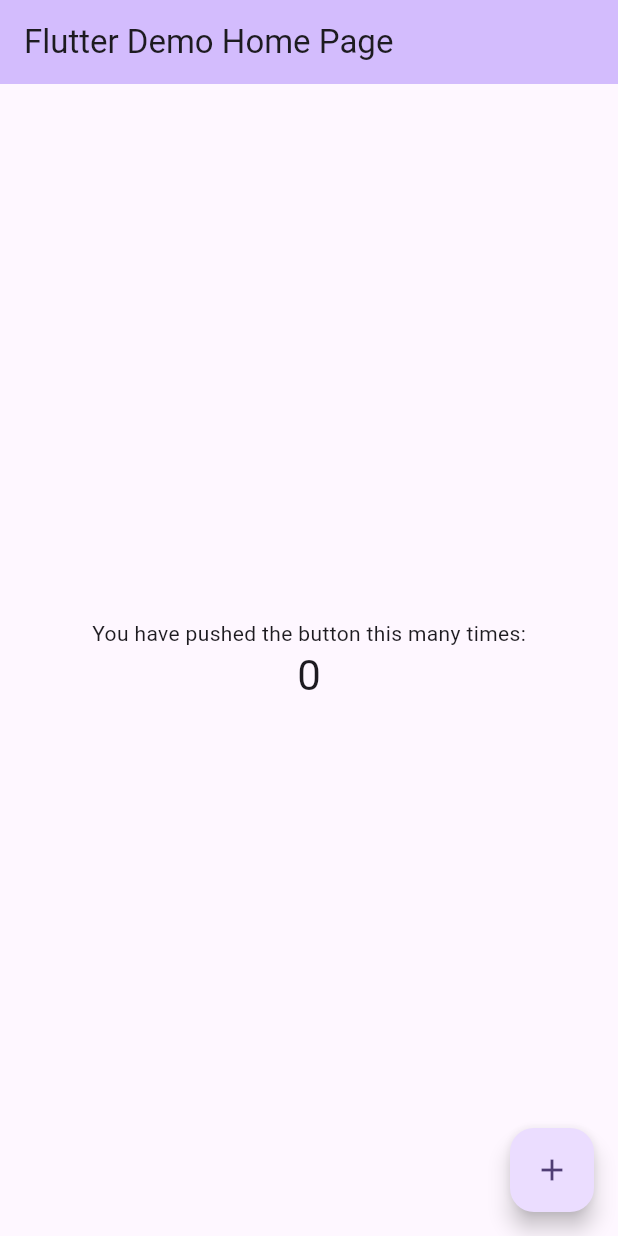
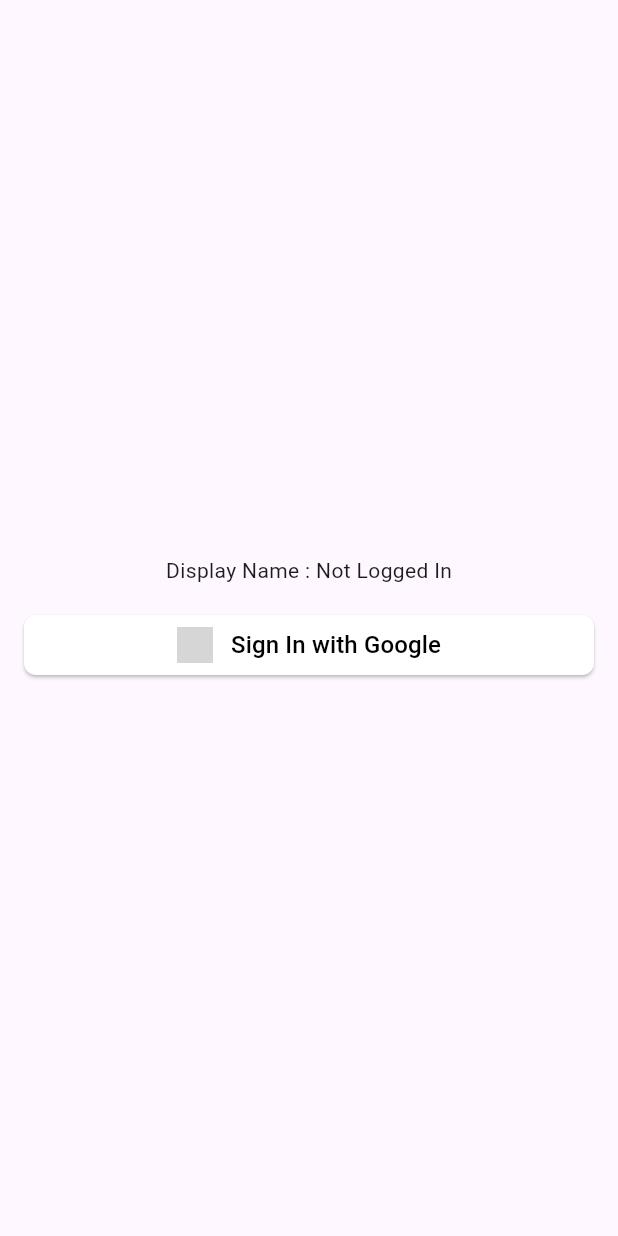
Before and after one commit to Jayamshriv/chippi_chippi_flutter, a Flutter app: the screen it shows after launch, on a phone screen of 412 x 824 dp. Run offline on Flutter 3.47's test engine with Material 3 defaults, Android fonts, the phone set to English and light mode, and no system bars; our stand-ins replace firebase_auth, firebase_core, flutter_svg, google_sign_in; accounts and stored records are empty; grey boxes are pictures that could not be loaded.

Commit message:
google sign in done

```diff
--- /dev/null
+++ b/lib/home_page.dart
@@ -0,0 +1,128 @@
+import 'package:firebase_auth/firebase_auth.dart';
+import 'package:flutter/material.dart';
+import 'package:flutter_svg/flutter_svg.dart';
+import 'package:google_sign_in/google_sign_in.dart';
+// import 'package:google';
+import 'package:chippi_chippi_f/strings.dart';
+
+class HomePage extends StatefulWidget {
+  const HomePage({ Key? key }) : super(key: key);
+
+  @override
+  _HomePageState createState() => _HomePageState();
+}
+
+class _HomePageState extends State<HomePage> {
+
+  User? user;
+
+
+  @override
+  initState() {
+    super.initState();
+    setState(() {
+      user = FirebaseAuth.instance.currentUser;
+    });
+    listenToUserChanges();
+  }
+
+  void listenToUserChanges() {
+    FirebaseAuth.instance.authStateChanges().listen((User? user) {
+      setState(() {
+        this.user = user;
+      });
+    });
+  }
+
+
+
+  Future<dynamic> signInWithGoogle() async {
+    try {
+      final GoogleSignInAccount? googleUser = await GoogleSignIn().signIn();
+
+      final GoogleSignInAuthentication? googleAuth =
+      await googleUser?.authentication;
+
+
+
+      final credential = GoogleAuthProvider.credential(
+        accessToken: googleAuth?.accessToken,
+        idToken: googleAuth?.idToken,
+      );
+
+
+
+      var result = await FirebaseAuth.instance.signInWithCredential(credential);
+      print(result.user?.displayName);
+    } on Exception catch (e) {
+      print('exception->$e');
+    }
+  }
+
+  @override
+  Widget build(BuildContext context) {
+
+    Widget buildBody() {
+      return  Center(
+        child: Container(
+          padding: const EdgeInsets.all(16),
+          child: Column(
+            mainAxisAlignment: MainAxisAlignment.center,
+            children: <Widget>[
+              Text("Display Name : ${user?.displayName ?? 'Not Logged In'}"),
+              SizedBox(height: 16),
+              ElevatedButton(
+                onPressed: (){
+                  if(user == null){
+                    signInWithGoogle();
+                  }
+                  else{
+                    FirebaseAuth.instance.signOut();
+                  }
+                },
+                style: ButtonStyle(
+                  backgroundColor: MaterialStateProperty.all<Color>(Colors.white),// Add elevation
+                  shape: MaterialStateProperty.all<RoundedRectangleBorder>(
+                    RoundedRectangleBorder(
+                      borderRadius: BorderRadius.circular(8.0), // Add rounded corners
+                    ),
+                  ),
+                ),
+                child: user == null ? Row(
+                  mainAxisAlignment: MainAxisAlignment.center,
+                  children: [
+                    SvgPicture.asset(
+                      'assets/icons/google.svg', // Path to your Google logo SVG asset
+                      height: 24.0, // Adjust the height as needed
+                      width: 24.0, // Adjust the width as needed
+                    ),
+                    const SizedBox(width: 12.0), // Add spacing between the logo and text
+                    const Text(
+                      'Sign In with Google',
+                      style: TextStyle(
+                        fontSize: 16.0, // Adjust the font size as needed
+                        color: Colors.black, // Adjust the text color as needed
+                      ),
+                    ),
+                  ],
+                ) : const Text(
+                  'Sign In with Google',
+                  style: TextStyle(
+                    fontSize: 16.0, // Adjust the font size as needed
+                    color: Colors.black, // Adjust the text color as needed
+                  ),
+                ),
+              )
+            ],
+          ),
+        ),
+      );
+    }
+
+    return  Scaffold(
+        body: SafeArea(
+          child: buildBody(),
+        )
+    );
+  }
+}
--- a/lib/main.dart
+++ b/lib/main.dart
@@ -1,9 +1,14 @@
 import 'package:firebase_core/firebase_core.dart';
 import 'package:flutter/material.dart';
+import 'package:chippi_chippi_f/firebase_options.dart';
+import 'home_page.dart';
+
 
 void main() async {
   WidgetsFlutterBinding.ensureInitialized();
-  await Firebase.initializeApp();
+  await Firebase.initializeApp(
+    options: DefaultFirebaseOptions.currentPlatform,
+  );
   runApp(const MyApp());
 }
 
@@ -16,113 +21,10 @@
     return MaterialApp(
       title: 'Flutter Demo',
       theme: ThemeData(
-        // This is the theme of your application.
-        //
-        // TRY THIS: Try running your application with "flutter run". You'll see
-        // the application has a purple toolbar. Then, without quitting the app,
-        // try changing the seedColor in the colorScheme below to Colors.green
-        // and then invoke "hot reload" (save your changes or press the "hot
-        // reload" button in a Flutter-supported IDE, or press "r" if you used
-        // the command line to start the app).
-        //
-        // Notice that the counter didn't reset back to zero; the application
-        // state is not lost during the reload. To reset the state, use hot
-        // restart instead.
-        //
-        // This works for code too, not just values: Most code changes can be
-        // tested with just a hot reload.
         colorScheme: ColorScheme.fromSeed(seedColor: Colors.deepPurple),
         useMaterial3: true,
       ),
-      home: const MyHomePage(title: 'Flutter Demo Home Page'),
+      home: const HomePage(),
     );
   }
 }
-
-class MyHomePage extends StatefulWidget {
-  const MyHomePage({super.key, required this.title});
-
-  // This widget is the home page of your application. It is stateful, meaning
-  // that it has a State object (defined below) that contains fields that affect
-  // how it looks.
-
-  // This class is the configuration for the state. It holds the values (in this
-  // case the title) provided by the parent (in this case the App widget) and
-  // used by the build method of the State. Fields in a Widget subclass are
-  // always marked "final".
-
-  final String title;
-
-  @override
-  State<MyHomePage> createState() => _MyHomePageState();
-}
-
-class _MyHomePageState extends State<MyHomePage> {
-  int _counter = 0;
-
-  void _incrementCounter() {
-    setState(() {
-      // This call to setState tells the Flutter framework that something has
-      // changed in this State, which causes it to rerun the build method below
-      // so that the display can reflect the updated values. If we changed
-      // _counter without calling setState(), then the build method would not be
-      // called again, and so nothing would appear to happen.
-      _counter++;
-    });
-  }
-
-  @override
-  Widget build(BuildContext context) {
-    // This method is rerun every time setState is called, for instance as done
-    // by the _incrementCounter method above.
-    //
-    // The Flutter framework has been optimized to make rerunning build methods
-    // fast, so that you can just rebuild anything that needs updating rather
-    // than having to individually change instances of widgets.
-    return Scaffold(
-      appBar: AppBar(
-        // TRY THIS: Try changing the color here to a specific color (to
-        // Colors.amber, perhaps?) and trigger a hot reload to see the AppBar
-        // change color while the other colors stay the same.
-        backgroundColor: Theme.of(context).colorScheme.inversePrimary,
-        // Here we take the value from the MyHomePage object that was created by
-        // the App.build method, and use it to set our appbar title.
-        title: Text(widget.title),
-      ),
-      body: Center(
-        // Center is a layout widget. It takes a single child and positions it
-        // in the middle of the parent.
-        child: Column(
-          // Column is also a layout widget. It takes a list of children and
-          // arranges them vertically. By default, it sizes itself to fit its
-          // children horizontally, and tries to be as tall as its parent.
-          //
-          // Column has various properties to control how it sizes itself and
-          // how it positions its children. Here we use mainAxisAlignment to
-          // center the children vertically; the main axis here is the vertical
-          // axis because Columns are vertical (the cross axis would be
-          // horizontal).
-          //
-          // TRY THIS: Invoke "debug painting" (choose the "Toggle Debug Paint"
-          // action in the IDE, or press "p" in the console), to see the
-          // wireframe for each widget.
-          mainAxisAlignment: MainAxisAlignment.center,
-          children: <Widget>[
-            const Text(
-              'You have pushed the button this many times:',
-            ),
-            Text(
-              '$_counter',
-              style: Theme.of(context).textTheme.headlineMedium,
-            ),
-          ],
-        ),
-      ),
-      floatingActionButton: FloatingActionButton(
-        onPressed: _incrementCounter,
-        tooltip: 'Increment',
-        child: const Icon(Icons.add),
-      ), // This trailing comma makes auto-formatting nicer for build methods.
-    );
-  }
-}
--- /dev/null
+++ b/lib/strings.dart
@@ -0,0 +1,4 @@
+class AppStrings {
+  static const String loginButton = "Sign In with Google";
+  static const String logoutButton = 'Sign Out';
+}
--- a/pubspec.yaml
+++ b/pubspec.yaml
@@ -37,6 +37,8 @@
   cupertino_icons: ^1.0.6
   firebase_core: ^3.3.0
   firebase_auth: ^5.1.4
+  google_sign_in: ^6.2.1
+  flutter_svg: ^2.0.10+1
 
 dev_dependencies:
   flutter_test:
```
Also changed, not shown: firebase.json (added), lib/firebase_options.dart (added), pubspec.lock, 4 other files.
